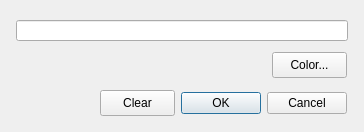
Before: the Qt Designer form ca_framework/widgets/src/QCaStripChartItemDialog.ui in andrewrhyder/epicsqt, drawn with Qt 5.
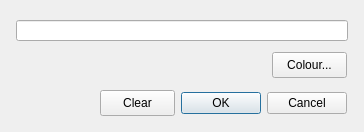
After: the same form once the commit is applied.

Commit message: Update stip chart to a) use new start/end time dialog. b) rework toolbar buttons and menus; c) rename xxxTime members to xxxDateTime; and d) spell colour properly and consistantly.

```diff
--- a/ca_framework/widgets/src/QCaStripChartItemDialog.ui
+++ b/ca_framework/widgets/src/QCaStripChartItemDialog.ui
@@ -62,7 +62,7 @@
     </rect>
    </property>
    <property name="text">
-    <string>Color...</string>
+    <string>Colour...</string>
    </property>
   </widget>
  </widget>
```
Left out of the diff: 2 changed lines with no effect on the pictures. The commit also changes 6 other files.
